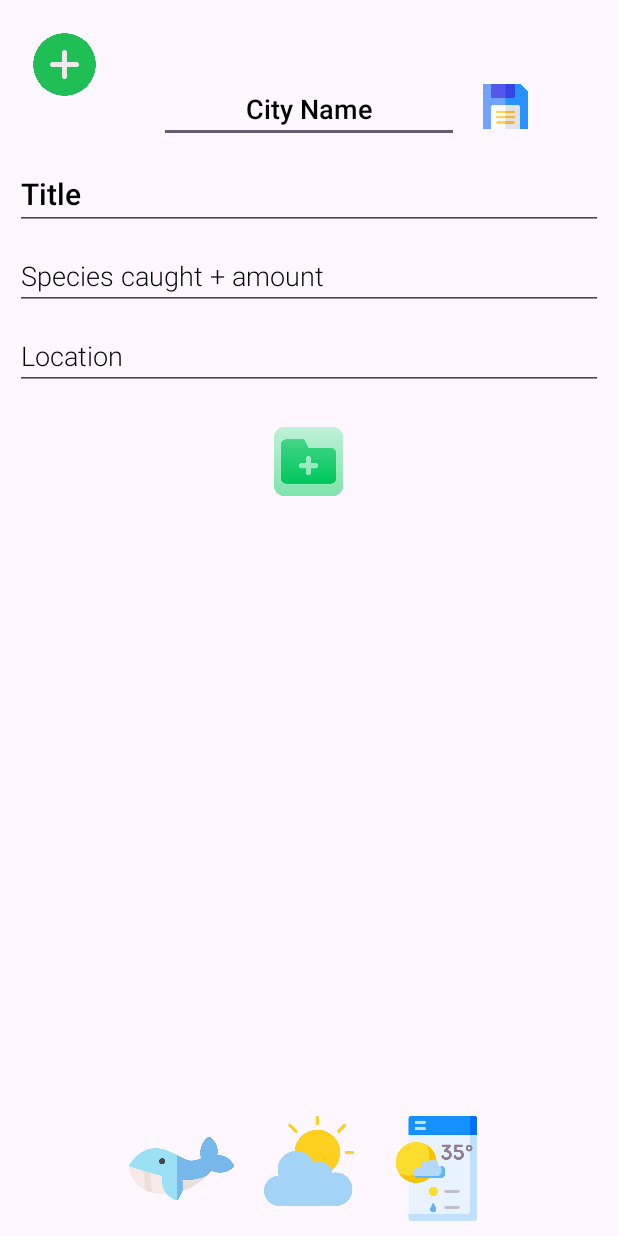
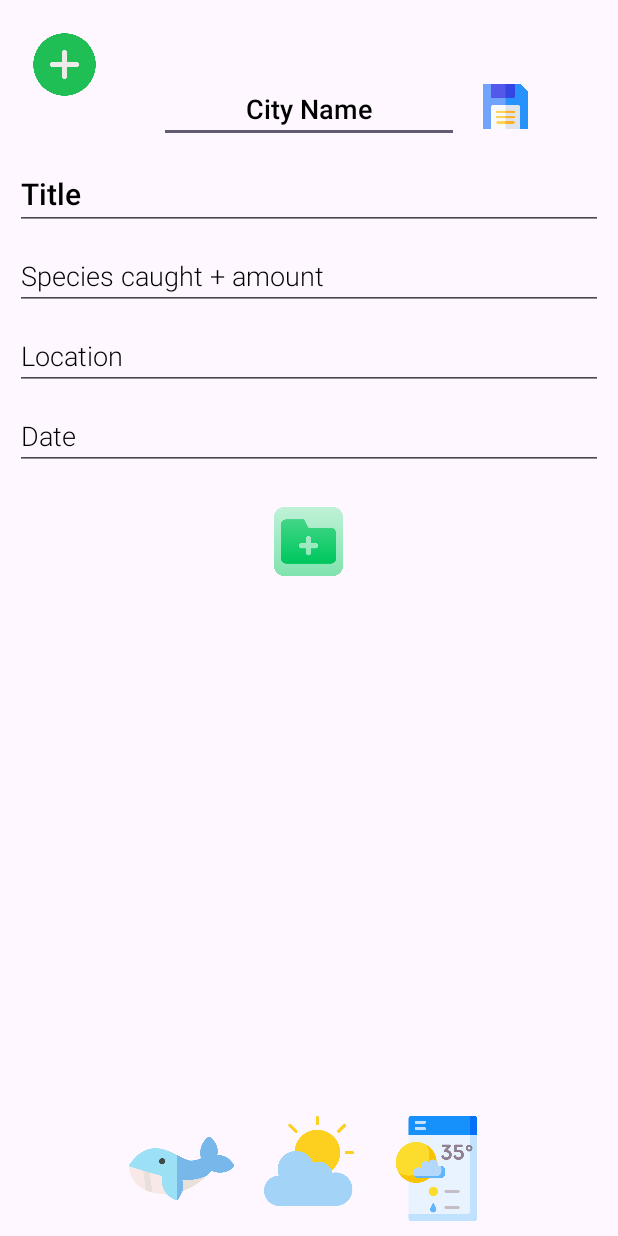
Before and after one commit to ChrisX21/Fishing_App, an Android app: the screen it shows after launch (MainActivity), after a tap on an icon or button, on a phone screen of 412 x 824 dp. Run offline under Robolectric (Android 15) with nearby library versions, the phone set to English and light mode, and no system bars; our stand-ins replace Room's generated code.

Commit message:
added date to posts

```diff
--- a/app/src/main/java/com/example/fishingapp/Adapter/PostsAdapter.java
+++ b/app/src/main/java/com/example/fishingapp/Adapter/PostsAdapter.java
@@ -15,7 +15,6 @@ import java.util.List;
 
 public class PostsAdapter extends RecyclerView.Adapter<PostsHolderView> {
     private List<Post> posts;
-    private PostDao postDao;
     public PostsAdapter(List<Post> posts) {
         this.posts = posts;
     }
@@ -33,6 +32,7 @@ public class PostsAdapter extends RecyclerView.Adapter<PostsHolderView> {
         holder.getTitle().setText(currentPost.getTitle());
         holder.getContent().setText(currentPost.getContent());
         holder.getLocation().setText(currentPost.getLocation());
+        holder.getDate().setText(currentPost.getDate());
 
         holder.getDeleteButton().setOnClickListener(v -> {
             posts.remove(currentPost);
--- a/app/src/main/java/com/example/fishingapp/Fragment/CreatePostFragment.java
+++ b/app/src/main/java/com/example/fishingapp/Fragment/CreatePostFragment.java
@@ -31,9 +31,10 @@ public class CreatePostFragment extends Fragment {
     public View onCreateView(LayoutInflater inflater, ViewGroup container, Bundle savedInstanceState) {
     View view = inflater.inflate(R.layout.create_post_layout, container, false);
 
-    EditText title = view.findViewById(R.id.titleText);
-    EditText content = view.findViewById(R.id.contentText);
-    EditText location = view.findViewById(R.id.locationText);
+    EditText title = view.findViewById(R.id.titleEditText);
+    EditText content = view.findViewById(R.id.contentEditText);
+    EditText location = view.findViewById(R.id.locationEditText);
+    EditText date = view.findViewById(R.id.dateEditText);
     ImageButton createButton = view.findViewById(R.id.createButton);
 
     createButton.setOnClickListener(v -> {
@@ -41,12 +42,13 @@ public class CreatePostFragment extends Fragment {
             Toast.makeText(getContext(), "Empty fields are not permitted", Toast.LENGTH_SHORT).show();
             return;
         }
-        Post post = new Post(title.getText().toString(), content.getText().toString(), location.getText().toString());
+        Post post = new Post(title.getText().toString(), content.getText().toString(), location.getText().toString(), date.getText().toString());
         postDao.insertPost(post);
         posts.add(post);
         title.setText("");
         content.setText("");
         location.setText("");
+        date.setText("");
         FragmentManager fragmentManager = getActivity().getSupportFragmentManager();
         fragmentManager.beginTransaction().replace(R.id.fragmentContainer, new PostsFragment(posts)).commit();
     });
--- a/app/src/main/res/layout/create_post_layout.xml
+++ b/app/src/main/res/layout/create_post_layout.xml
@@ -6,7 +6,7 @@
     android:id="@+id/createPostFragment">
 
     <EditText
-        android:id="@+id/titleText"
+        android:id="@+id/titleEditText"
         android:fontFamily="sans-serif-light"
         android:hint="Title"
         android:textColorHint="@color/black"
@@ -16,7 +16,7 @@
         android:textStyle="bold" />
 
     <EditText
-        android:id="@+id/contentText"
+        android:id="@+id/contentEditText"
         android:fontFamily="sans-serif-light"
         android:hint="Species caught + amount"
         android:textColorHint="@color/black"
@@ -26,9 +26,19 @@
         android:layout_marginTop="8dp" />
 
     <EditText
-        android:id="@+id/locationText"
+        android:id="@+id/locationEditText"
         android:fontFamily="sans-serif-light"
         android:hint="Location"
+        android:textColorHint="@color/black"
+        android:layout_width="match_parent"
+        android:layout_height="wrap_content"
+        android:textSize="18sp"
+        android:layout_marginTop="8dp" />
+
+    <EditText
+        android:id="@+id/dateEditText"
+        android:fontFamily="sans-serif-light"
+        android:hint="Date"
         android:textColorHint="@color/black"
         android:layout_width="match_parent"
         android:layout_height="wrap_content"
@@ -42,5 +52,4 @@
         android:layout_marginTop="20dp"
         android:layout_gravity="center"
         android:background="@drawable/create"/>
-
 </LinearLayout>
```
Also changed, not shown: app/src/main/java/com/example/fishingapp/Adapter/PostsHolderView.java (+8 -0 lines), app/src/main/java/com/example/fishingapp/Entity/Post.java (+14 -1 lines), app/src/main/res/layout/post_layout.xml (+9 -0 lines).
